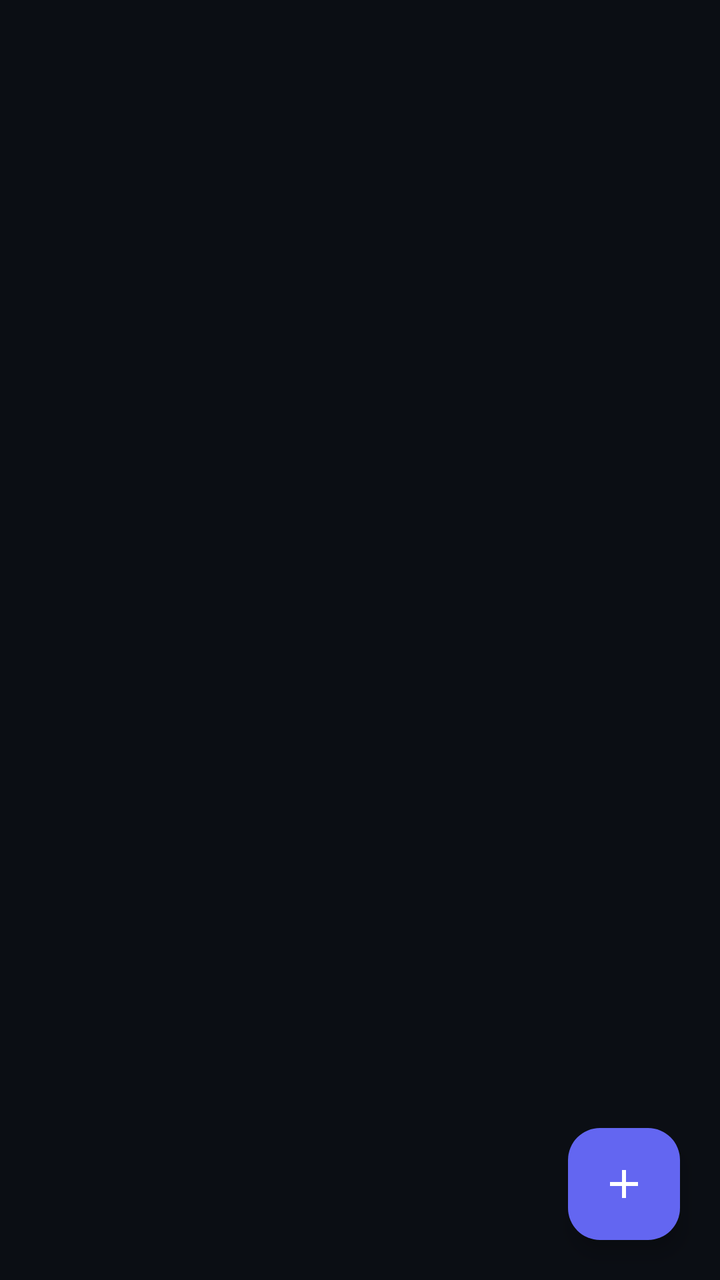
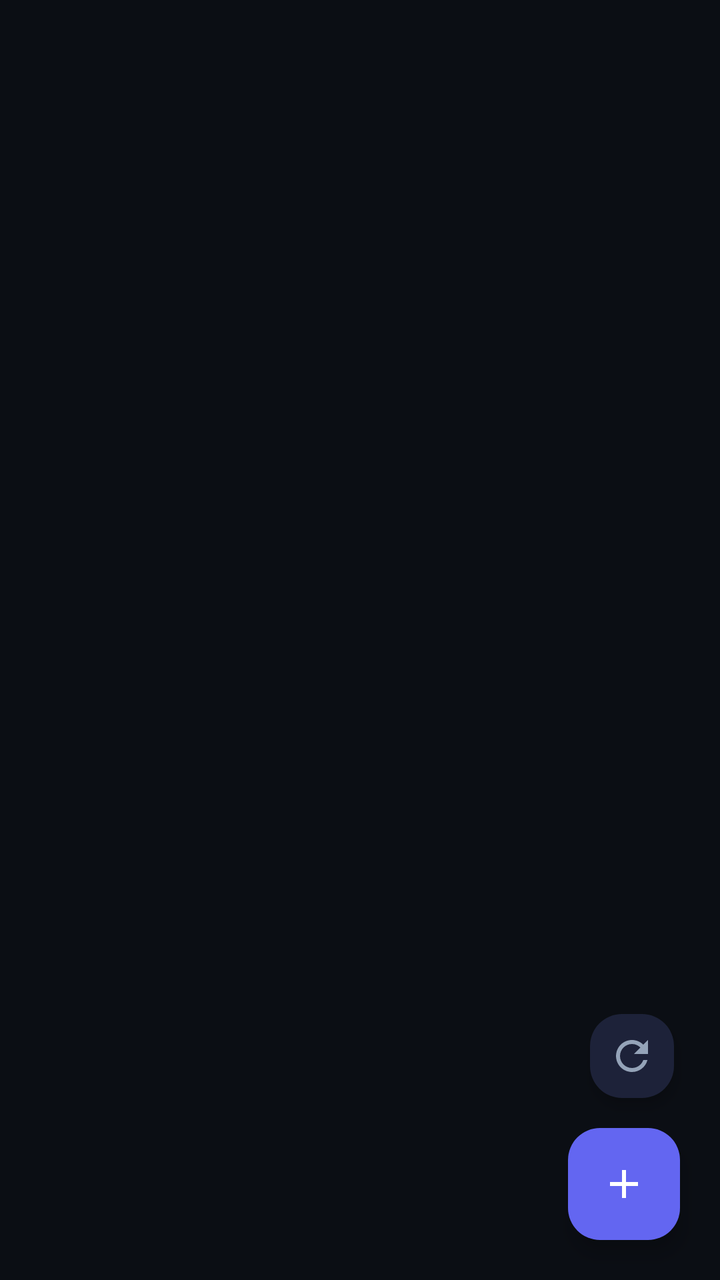

Screens rendered from an Android XML layout before and after an edit, with the pre-edit source and the edit as a unified diff.
<!-- AndroidManifest.xml: application theme Theme.PersonaNet -->
<!-- res/layout/fragment_feed.xml -->
<?xml version="1.0" encoding="utf-8"?>
<androidx.constraintlayout.widget.ConstraintLayout xmlns:android="http://schemas.android.com/apk/res/android"
    xmlns:app="http://schemas.android.com/apk/res-auto"
    android:layout_width="match_parent"
    android:layout_height="match_parent"
    android:background="@color/bg_midnight">

    <androidx.recyclerview.widget.RecyclerView
        android:id="@+id/recycler_feed"
        android:layout_width="0dp"
        android:layout_height="0dp"
        android:clipToPadding="false"
        android:paddingBottom="88dp"
        android:paddingTop="8dp"
        app:layout_constraintBottom_toBottomOf="parent"
        app:layout_constraintEnd_toEndOf="parent"
        app:layout_constraintStart_toStartOf="parent"
        app:layout_constraintTop_toTopOf="parent" />

    
    <LinearLayout
        android:id="@+id/layout_empty_feed"
        android:layout_width="0dp"
        android:layout_height="wrap_content"
        android:gravity="center"
        android:orientation="vertical"
        android:padding="32dp"
        android:visibility="gone"
        app:layout_constraintBottom_toBottomOf="parent"
        app:layout_constraintEnd_toEndOf="parent"
        app:layout_constraintStart_toStartOf="parent"
        app:layout_constraintTop_toTopOf="parent">

        <ImageView
            android:layout_width="80dp"
            android:layout_height="80dp"
            android:contentDescription="@string/empty_feed_title"
            android:src="@drawable/ic_feed"
            app:tint="@color/indigo_primary" />

        <TextView
            android:layout_width="wrap_content"
            android:layout_height="wrap_content"
            android:layout_marginTop="16dp"
            android:text="@string/empty_feed_title"
            android:textColor="@color/text_primary"
            android:textSize="20sp"
            android:textStyle="bold" />

        <TextView
            android:layout_width="wrap_content"
            android:layout_height="wrap_content"
            android:layout_marginTop="8dp"
            android:gravity="center"
            android:text="@string/empty_feed_subtitle"
            android:textColor="@color/text_secondary"
            android:textSize="14sp" />

        <com.google.android.material.button.MaterialButton
            android:id="@+id/btn_empty_create_persona"
            android:layout_width="wrap_content"
            android:layout_height="wrap_content"
            android:layout_marginTop="20dp"
            android:backgroundTint="@color/indigo_primary"
            android:text="@string/create_persona"
            android:textColor="@color/white"
            app:cornerRadius="12dp" />
    </LinearLayout>

    <com.google.android.material.floatingactionbutton.FloatingActionButton
        android:id="@+id/fab_create_post"
        android:layout_width="wrap_content"
        android:layout_height="wrap_content"
        android:layout_margin="20dp"
        android:backgroundTint="@color/indigo_primary"
        android:contentDescription="@string/create_post"
        android:src="@drawable/ic_add"
        app:elevation="6dp"
        app:layout_constraintBottom_toBottomOf="parent"
        app:layout_constraintEnd_toEndOf="parent"
        app:tint="@color/white" />

</androidx.constraintlayout.widget.ConstraintLayout>
<!-- resources referenced by this layout -->
<resources>
  <color name="bg_midnight">#0B0E14</color>
  <color name="indigo_primary">#6366F1</color>
  <color name="text_primary">#F1F5F9</color>
  <color name="text_secondary">#94A3B8</color>
  <color name="white">#FFFFFFFF</color>
  <!-- drawable ic_add (drawable) -->
  <vector xmlns:android="http://schemas.android.com/apk/res/android"
      android:width="24dp"
      android:height="24dp"
      android:viewportWidth="24"
      android:viewportHeight="24">
      <path
          android:fillColor="#FFFFFFFF"
          android:pathData="M19,13h-6v6h-2v-6H5v-2h6V5h2v6h6v2z" />
  </vector>
  <!-- drawable ic_feed (drawable) -->
  <vector xmlns:android="http://schemas.android.com/apk/res/android"
      android:width="24dp"
      android:height="24dp"
      android:viewportWidth="24"
      android:viewportHeight="24">
      <path
          android:fillColor="#FFFFFFFF"
          android:pathData="M3,4h18v3H3V4zm0,6h12v3H3v-3zm0,6h18v3H3v-3z" />
  </vector>
  <string name="create_persona">Create Persona</string>
  <string name="create_post">New Post</string>
  <string name="empty_feed_subtitle">Create personas and publish updates to populate your fictional social timeline.</string>
  <string name="empty_feed_title">No Posts Yet</string>
  <style name="Theme.PersonaNet" parent="Theme.Material3.DayNight.NoActionBar">
          
          <item name="colorPrimary">@color/indigo_primary</item>
          <item name="colorOnPrimary">@color/white</item>
          <item name="colorPrimaryContainer">@color/surface_elevated</item>
          <item name="colorOnPrimaryContainer">@color/text_primary</item>
          
          <item name="colorSecondary">@color/violet_accent</item>
          <item name="colorOnSecondary">@color/white</item>
  
          
          <item name="android:windowBackground">@color/bg_midnight</item>
          <item name="colorSurface">@color/surface_card</item>
          <item name="colorOnSurface">@color/text_primary</item>
          <item name="colorSurfaceVariant">@color/surface_elevated</item>
          <item name="colorOnSurfaceVariant">@color/text_secondary</item>
  
          
          <item name="android:statusBarColor">@color/bg_midnight</item>
          <item name="android:navigationBarColor">@color/bg_midnight</item>
          <item name="android:windowLightStatusBar">false</item>
          <item name="android:windowLightNavigationBar">false</item>
  
          <item name="android:textColorPrimary">@color/text_primary</item>
          <item name="android:textColorSecondary">@color/text_secondary</item>
      </style>
  <color name="surface_elevated">#1F2637</color>
  <color name="violet_accent">#8B5CF6</color>
  <color name="surface_card">#161B26</color>
</resources>

<!-- the commit's change to res/layout/fragment_feed.xml (unified diff, before → after) -->
@@ -67,6 +67,39 @@
             app:cornerRadius="12dp" />
     </LinearLayout>
 
+    
+    <com.google.android.material.floatingactionbutton.FloatingActionButton
+        android:id="@+id/fab_go_to_top"
+        android:layout_width="wrap_content"
+        android:layout_height="wrap_content"
+        android:layout_marginEnd="20dp"
+        android:layout_marginBottom="16dp"
+        android:backgroundTint="@color/surface_card"
+        android:contentDescription="Go to Top"
+        android:src="@drawable/ic_arrow_up"
+        android:visibility="gone"
+        app:elevation="4dp"
+        app:fabCustomSize="42dp"
+        app:layout_constraintBottom_toTopOf="@id/fab_create_post"
+        app:layout_constraintEnd_toEndOf="parent"
+        app:tint="@color/indigo_primary" />
+
+    
+    <com.google.android.material.floatingactionbutton.FloatingActionButton
+        android:id="@+id/fab_refresh_feed"
+        android:layout_width="wrap_content"
+        android:layout_height="wrap_content"
+        android:layout_marginEnd="20dp"
+        android:layout_marginBottom="12dp"
+        android:backgroundTint="@color/surface_card"
+        android:contentDescription="Refresh Feed"
+        android:src="@drawable/ic_refresh"
+        app:elevation="4dp"
+        app:fabCustomSize="42dp"
+        app:layout_constraintBottom_toTopOf="@id/fab_go_to_top"
+        app:layout_constraintEnd_toEndOf="parent"
+        app:tint="@color/text_secondary" />
+
     <com.google.android.material.floatingactionbutton.FloatingActionButton
         android:id="@+id/fab_create_post"
         android:layout_width="wrap_content"
<!-- resource entries referenced after the edit -->
@@ -15,6 +15,16 @@
           android:fillColor="#FFFFFFFF"
           android:pathData="M19,13h-6v6h-2v-6H5v-2h6V5h2v6h6v2z" />
   </vector>
+  <!-- drawable ic_arrow_up (drawable) -->
+  <vector xmlns:android="http://schemas.android.com/apk/res/android"
+      android:width="24dp"
+      android:height="24dp"
+      android:viewportWidth="24"
+      android:viewportHeight="24">
+      <path
+          android:fillColor="#FFFFFFFF"
+          android:pathData="M12,4l-8,8h5v8h6v-8h5z" />
+  </vector>
   <!-- drawable ic_feed (drawable) -->
   <vector xmlns:android="http://schemas.android.com/apk/res/android"
       android:width="24dp"
@@ -24,6 +34,16 @@
       <path
           android:fillColor="#FFFFFFFF"
           android:pathData="M3,4h18v3H3V4zm0,6h12v3H3v-3zm0,6h18v3H3v-3z" />
+  </vector>
+  <!-- drawable ic_refresh (drawable) -->
+  <vector xmlns:android="http://schemas.android.com/apk/res/android"
+      android:width="24dp"
+      android:height="24dp"
+      android:viewportWidth="24"
+      android:viewportHeight="24">
+      <path
+          android:fillColor="#FFFFFFFF"
+          android:pathData="M17.65,6.35C16.2,4.9 14.21,4 12,4c-4.42,0 -7.99,3.58 -7.99,8s3.57,8 7.99,8c3.73,0 6.84,-2.55 7.73,-6h-2.08c-0.82,2.33 -3.04,4 -5.65,4 -3.31,0 -6,-2.69 -6,-6s2.69,-6 6,-6c1.66,0 3.14,0.69 4.22,1.78L13,11h7V4l-2.35,2.35z" />
   </vector>
   <string name="create_persona">Create Persona</string>
   <string name="create_post">New Post</string>
